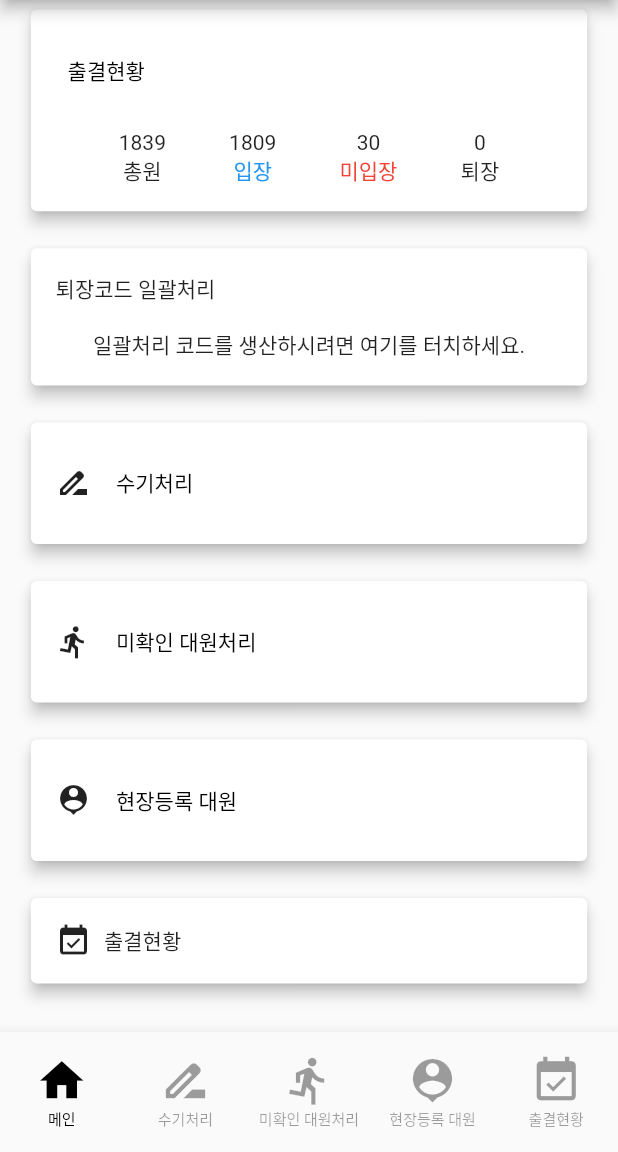
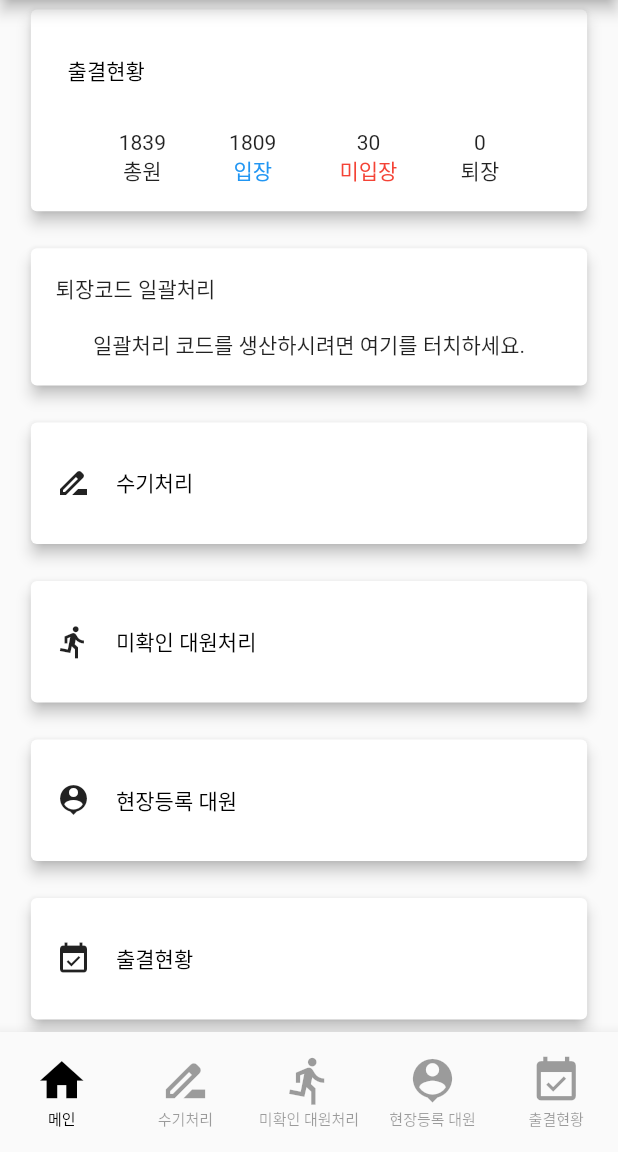
Before and after one commit to glenn-a810/kpec, a Flutter app: the MainPage screen opened directly, scrolled down 331 dp, on a phone screen of 412 x 824 dp, the part 84-1236 px from its top. Run offline on Flutter 3.47's test engine with Material 2 defaults, Android fonts, the phone set to English and light mode, and no system bars; missing offline and left inert: mobile_scanner.

Commit message:
textbutton 터짐

```diff
--- a/lib/screen/main_page.dart
+++ b/lib/screen/main_page.dart
@@ -417,7 +417,19 @@ class _mainState extends State<_main> {
                         SizedBox(
                           width: size.width * 0.02,
                         ),
-                        Text('출결현황'),
+                        // Text('출결현황'),
+                        TextButton(
+                          onPressed: () {
+                            Navigator.of(context).push(MaterialPageRoute(
+                                builder: (context) => AttendStatus()));
+                          },
+                          child: Text(
+                            '출결현황',
+                            style: TextStyle(
+                              color: Colors.black,
+                            ),
+                          ),
+                        ),
                       ],
                     ),
                   ),
```
